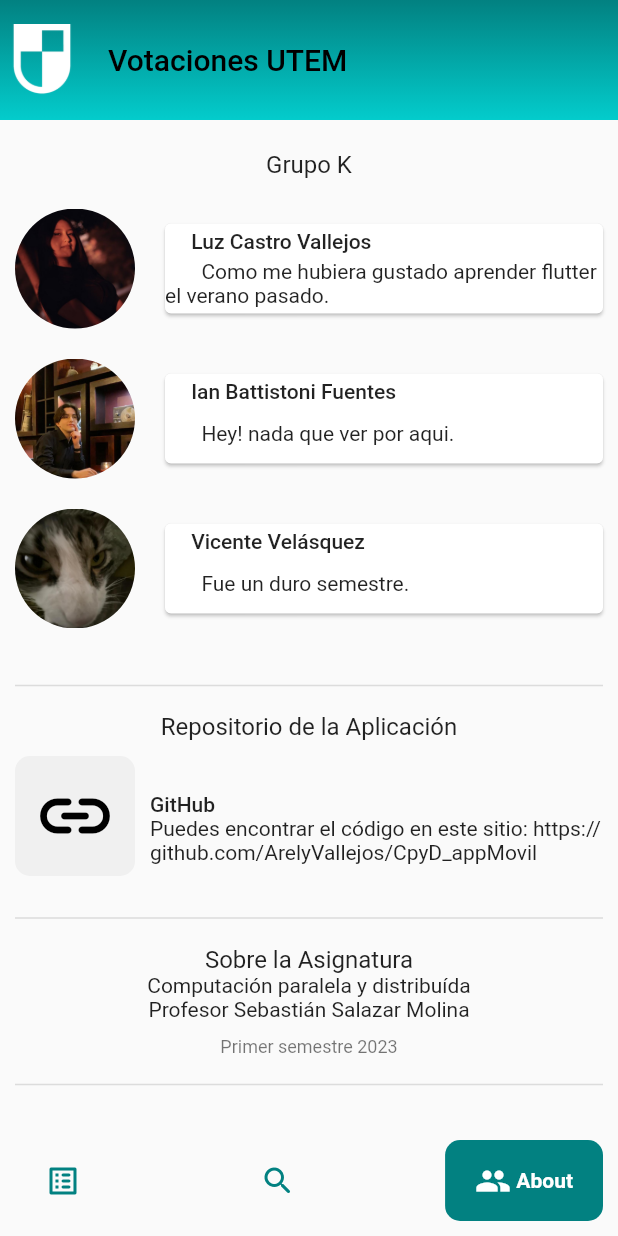
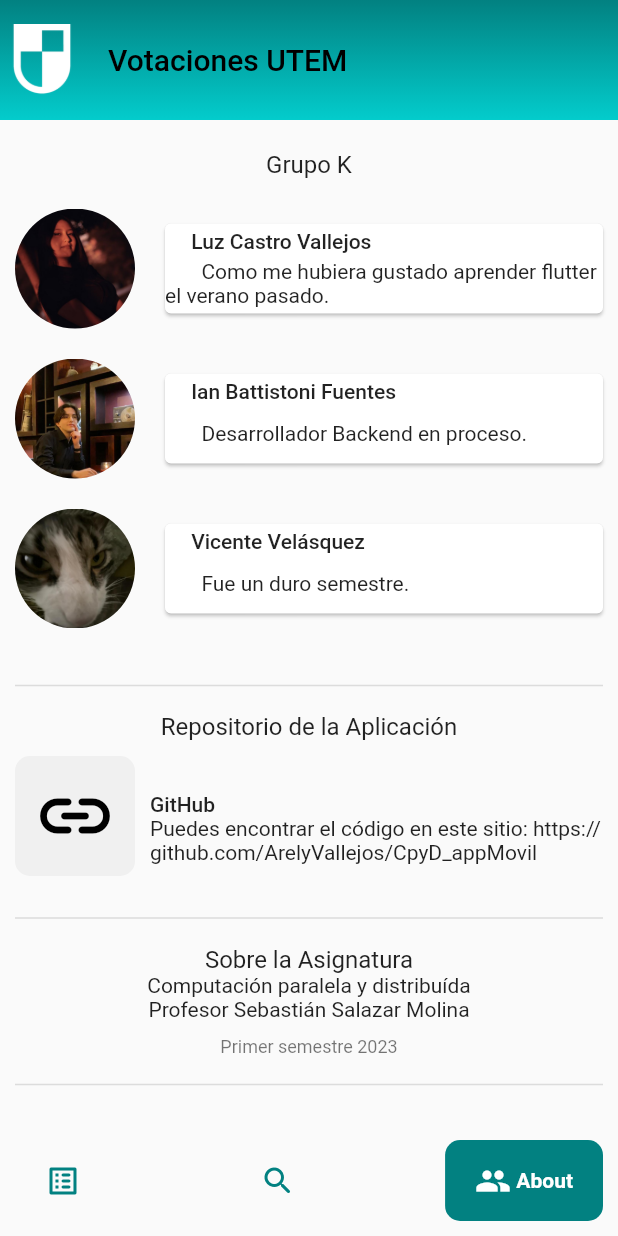
Before and after one commit to ArelyVallejos/CPyD_appMovil, a Flutter app: the BottomNavigator screen opened directly, item 3 of the bottom bar chosen, on a phone screen of 412 x 824 dp. Run offline on Flutter 3.47's test engine with Material 2 defaults, Android fonts, the phone set to English and light mode, and no system bars; drawn by our look-alikes of google_nav_bar; our stand-ins replace dio, shared_preferences, webview_flutter; accounts and stored records are empty; network calls fail.

Commit message:
Update aboutscreen.dart

```diff
--- a/lib/screens/aboutscreen.dart
+++ b/lib/screens/aboutscreen.dart
@@ -21,14 +21,13 @@ class AboutScreen extends StatelessWidget {
           const Integrante(
             image: "Arely",
             name: "     Luz Castro Vallejos",
-            about:
-                "       Como me hubiera gustado aprender flutter el verano pasado.",
+            about:"       Como me hubiera gustado aprender flutter el verano pasado.",
           ),
           const SizedBox(height: 20.0),
           const Integrante(
             image: "Ian",
             name: "     Ian Battistoni Fuentes",
-            about: "       Hey! nada que ver por aqui.",
+            about: "       Desarrollador Backend en proceso.",
           ),
           const SizedBox(height: 20.0),
           const Integrante(
```
